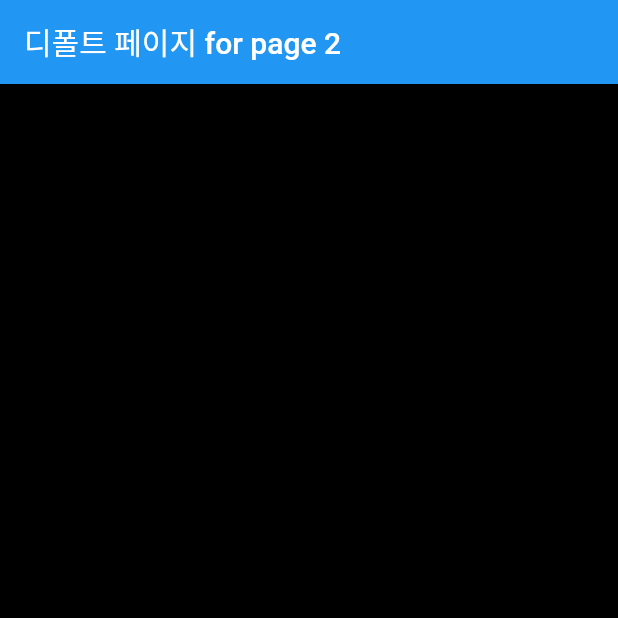
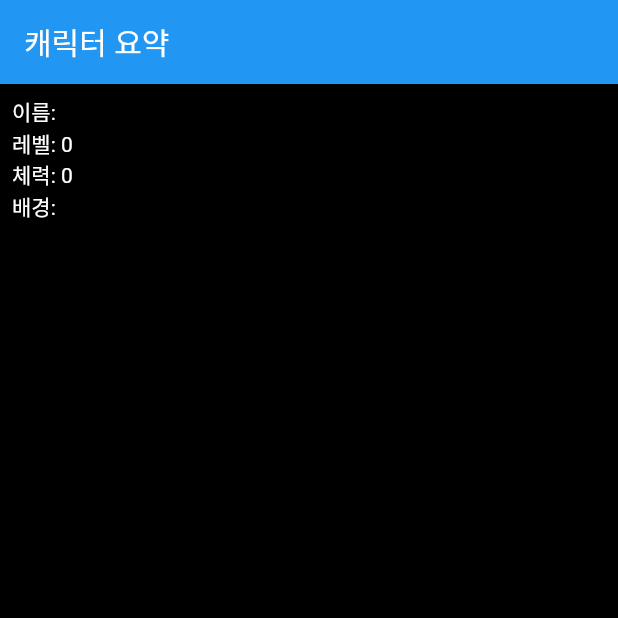
Before and after one commit to 21700185-kimtaehong/appdev232_project_21700185, a Flutter app: the screen it shows after launch, swiped to page 2, on a phone screen of 412 x 824 dp, the top half of it. Run offline on Flutter 3.47's test engine with Material 2 defaults, Android fonts, the light colour scheme and no system bars; our stand-ins replace firebase_auth, firebase_core; accounts and stored records are empty.

Commit message:
build page 123

```diff
--- a/lib/app.dart
+++ b/lib/app.dart
@@ -1,7 +1,8 @@
-import 'package:appdev232_project_21700185/login.dart';
 import 'package:flutter/gestures.dart';
 import 'package:flutter/material.dart';
-import 'build.dart';
+
+import 'package:appdev232_project_21700185/login.dart';
+import 'sheet_page/build.dart';
 
 class MyApp extends StatelessWidget {
   const MyApp({Key? key}) : super(key: key);
--- a/lib/build.dart
+++ b/lib/sheet_page/build.dart
@@ -1,8 +1,10 @@
 import 'package:flutter/material.dart';
-import 'package:appdev232_project_21700185/sheet_structure/character.dart';
+import 'package:provider/provider.dart';
+
 import 'package:appdev232_project_21700185/sheet_page/button_select.dart';
-import 'package:appdev232_project_21700185/sheet_page/background_select.dart';
+import 'package:appdev232_project_21700185/select_pages/background_select.dart';
 import 'package:appdev232_project_21700185/temp_page.dart';
+import 'package:appdev232_project_21700185/sheet_page/summary_page.dart';
 
 class BuildPage extends StatefulWidget {
   const BuildPage({Key? key}) : super(key: key);
@@ -13,7 +15,6 @@ class BuildPage extends StatefulWidget {
 
 class _BuildPageState extends State<BuildPage> {
   late PageController _pageController;
-  late Character character;
   int selectedPageIndex = 0;
 
   @override
@@ -49,12 +50,11 @@ class _BuildPageState extends State<BuildPage> {
             child: selectedPageWidget(selectedPageIndex),
           ),
           Expanded(
-            child: TempPage(),
+            child: SummaryPage(),
           ),
         ],
       );
     } else {
-      // 작은 화면의 경우
       return PageView.builder(
         controller: _pageController,
         itemCount: 2,
@@ -72,7 +72,7 @@ class _BuildPageState extends State<BuildPage> {
               ],
             );
           } else {
-            return TempPage();
+            return SummaryPage();
           }
         },
       );
@@ -84,7 +84,7 @@ class _BuildPageState extends State<BuildPage> {
       case 1:
         return BackgroundPage(context);
       default:
-        return const TempPage(); // 기본 페이지
+        return const TempPage(); // 테스트용
     }
   }
 }
--- a/lib/sheet_page/button_select.dart
+++ b/lib/sheet_page/button_select.dart
@@ -1,6 +1,6 @@
 import 'package:flutter/material.dart';
 
-import 'package:appdev232_project_21700185/sheet_page/button_builder.dart';
+import 'package:appdev232_project_21700185/sheet_structure/button_builder.dart';
 
 class ButtonPage extends StatefulWidget {
   final Function(int) onPageSelected;
@@ -24,6 +24,10 @@ class _ButtonPageState extends State<ButtonPage> {
               buttonText: '배경',
               onPressed: () => widget.onPageSelected(1),
             ),
+            createCustomButton(
+              buttonText: '종족',
+              onPressed: () => widget.onPageSelected(2),
+            ),
           ],
         ),
       ),
--- /dev/null
+++ b/lib/sheet_page/summary_page.dart
@@ -0,0 +1,156 @@
+import 'package:flutter/material.dart';
+import 'package:provider/provider.dart';
+import 'package:appdev232_project_21700185/sheet_structure/constant.dart';
+import 'package:appdev232_project_21700185/sheet_structure/character_state.dart';
+
+class SummaryPage extends StatefulWidget {
+  const SummaryPage({super.key});
+
+  @override
+  _SummaryPageState createState() => _SummaryPageState();
+}
+
+class _SummaryPageState extends State<SummaryPage> {
+  @override
+  Widget build(BuildContext context) {
+    return Scaffold(
+      appBar: AppBar(
+        title: Text('캐릭터 요약'),
+      ),
+      body: Padding(
+        padding: const EdgeInsets.all(8.0),
+        child:
+            Consumer<CharacterState>(builder: (context, characterState, child) {
+          return Column(
+            crossAxisAlignment: CrossAxisAlignment.start,
+            children: <Widget>[
+              Text(
+                '이름: ${characterState.currCharacter.chracterName}',
+                style: TextStyle(
+                  color: Colors.white,
+                ),
+              ),
+              Text(
+                '레벨: ${characterState.currCharacter.totalLevel}',
+                style: TextStyle(
+                  color: Colors.white,
+                ),
+              ),
+              Text(
+                '체력: ${characterState.currCharacter.hitpoints}',
+                style: TextStyle(
+                  color: Colors.white,
+                ),
+              ),
+              Text(
+                '배경: ${backgroundText(characterState.currCharacter.backgroundType)}',
+                style: TextStyle(
+                  color: Colors.white,
+                ),
+              )
+              // 추가 정보 표시
+            ],
+          );
+        }),
+      ),
+    );
+  }
+}
+
+String backgroundText(int backgroundType) {
+  switch (backgroundType) {
+    case ACOLYTE:
+      return '복사';
+    case CHARLATAN:
+      return '사기꾼';
+    case CRIMINAL:
+      return '범죄자';
+    case ENTERTAINER:
+      return '연예인';
+    case FOLKHERO:
+      return '민중 영웅';
+    case GUILDARTISAN:
+      return '길드장인';
+    case NOBLE:
+      return '귀족';
+    case OUTLANDER:
+      return '이방인';
+    case SAGE:
+      return '학자';
+    case SOLDIER:
+      return '군인';
+    case URCHIN:
+      return '부랑아';
+    case HAUNTED:
+      return '사로잡힌 자';
+    default:
+      return '';
+  }
+}
+
+String raceText(int raceType) {
+  switch (raceType) {
+    case HIGHELF:
+      return '하이엘프';
+    case WOODELF:
+      return '우드엘프';
+    case ASMODEUSTIF:
+      return '아스모데우스 티플링';
+    case MEPHISTOPHELESTIF:
+      return '메피스토펠레스 티플링';
+    case ZARIELTIF:
+      return '자리엘 티플링';
+    case SELDARINEDROW:
+      return '셀다린 드로우';
+    case LOLTHDROW:
+      return '롤스 드로우';
+    case HUMAN:
+      return '인간';
+    case GITHYANKI:
+      return '기스양키';
+    case GOLDDWARF:
+      return '골드 드워프';
+    case SHIELDDWARF:
+      return '쉴드 드워프';
+    case DUERGA:
+      return '듀에르가';
+    case HIGHHALF:
+      return '하이 하프엘프';
+    case WOODHALF:
+      return '우드 하프엘프';
+    case DROWHALF:
+      return '드로우 하프엘프';
+    case LIGHTFOOTHAL:
+      return '라이트풋 하플링';
+    case STRONGHEARTHAL:
+      return '스트롱하트 하플링';
+    case FORESTGNOME:
+      return '포레스트 노움';
+    case DEEPGNOME:
+      return '딥 노움';
+    case BLACKBORN:
+      return '블랙 드래곤본';
+    case BLUEBORN:
+      return '블루 드래곤본';
+    case BRASSBORN:
+      return '브레스 드래곤본';
+    case BRONZEBORN:
+      return '브론즈 드래곤본';
+    case COPPERBORN:
+      return '코퍼 드래곤본';
+    case GOLDBORN:
+      return '골드 드래곤본';
+    case GREENBORN:
+      return '그린 드래곤본';
+    case REDBORN:
+      return '레드 드래곤본';
+    case SILVERBORN:
+      return '실버 드래곤본';
+    case WHITEBORN:
+      return '화이트 드래곤본';
+    case HALFORC:
+      return '하프 오크';
+    default:
+      return '';
+  }
+}
--- a/lib/sheet_structure/character.dart
+++ b/lib/sheet_structure/character.dart
@@ -8,7 +8,7 @@ class Character {
   int totalLevel;
   int hitpoints;
   late int raceType;
-  late int backgroundType;
+  int backgroundType;
   late List<Proficiency> characterProficiencies;
   late List<CharacterClass> characterClasses;
   late List<Weapon> characterWeapons;
@@ -17,6 +17,7 @@ class Character {
     this.hitpoints = 0,
     this.totalLevel = 0,
     this.chracterName = "",
+    this.backgroundType = -1,
   })  : characterProficiencies =
             List<Proficiency>.from(defaultProficiencyState),
         characterClasses =
--- a/lib/sheet_structure/race.dart
+++ b/lib/sheet_structure/race.dart
@@ -4,6 +4,7 @@ import 'package:appdev232_project_21700185/sheet_structure/trait.dart';
 import 'action.dart';
 
 class Race {
+  int raceType;
   int speedType;
   int weightCapacity;
   int raceAddedHealth;
@@ -14,6 +15,7 @@ class Race {
   List<int> raceRegists;
 
   Race({
+    this.raceType = -1,
     required this.speedType,
     required this.weightCapacity,
     required this.raceAddedHealth,
--- a/lib/sheet_structure/trait.dart
+++ b/lib/sheet_structure/trait.dart
@@ -2,7 +2,7 @@ class Trait {
   String traitName;
   String traitDescription;
 
-  Trait ({
+  Trait({
     required this.traitName,
     required this.traitDescription,
   });
```
Also changed, not shown: lib/main.dart (+7 -3 lines), lib/select_pages/background_select.dart (added, +105 -0 lines), lib/select_pages/race_select.dart (renamed from lib/sheet_page/race_select.dart, +7 -1 lines), lib/sheet_page/background_select.dart (deleted, +0 -68 lines), lib/sheet_structure/character_class.dart (+1 -9 lines), lib/sheet_structure/character_state.dart (+11 -0 lines), lib/select_pages/class_select.dart (renamed from lib/sheet_page/class_select.dart), lib/sheet_structure/button_builder.dart (renamed from lib/sheet_page/button_builder.dart).
